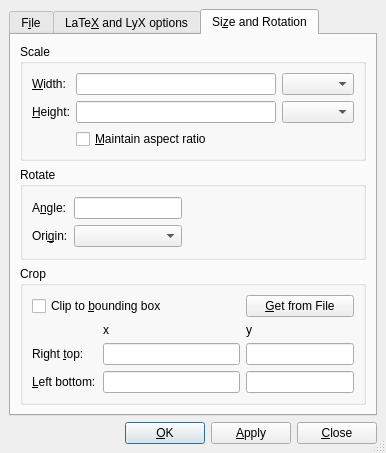
Before: the Qt Designer form src/frontends/qt4/ui/ExternalUi.ui in cburschka/lyx, drawn with Qt 5.
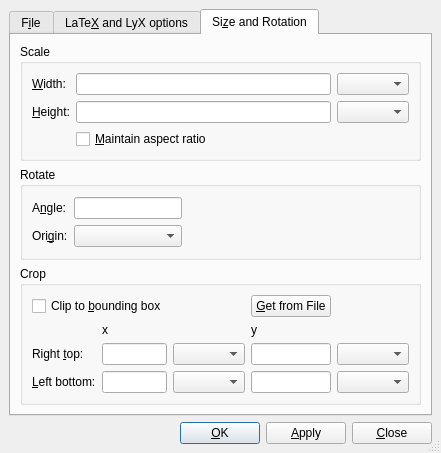
After: the same form once the commit is applied. The open tabs and pages were chosen to show the change. Custom widgets are drawn as their Qt base class.

Commit message:
Support units in external inset bbox
This brings the external inset on par with the graphics insets as far as the
clipping option is concerned. The graphicxs package supports both: A bounding
box without units (which means that bp ia assumed), and a bounding box with
units, so we can simply output the values including the units.

```diff
--- a/src/frontends/qt4/ui/ExternalUi.ui
+++ b/src/frontends/qt4/ui/ExternalUi.ui
@@ -518,7 +518,7 @@
             </property>
            </widget>
           </item>
-          <item row="3" column="1" colspan="2" >
+          <item row="3" column="1" >
            <widget class="QLineEdit" name="xlED" >
             <property name="toolTip" >
              <string/>
@@ -548,9 +548,21 @@
             </property>
            </widget>
           </item>
-          <item row="2" column="1" colspan="2" >
+          <item row="2" column="1" >
            <widget class="QLineEdit" name="xrED" />
           </item>
+          <item row="2" column="2" >
+           <widget class="lyx::frontend::LengthCombo" name="xrUnitCO" />
+          </item>
+          <item row="2" column="4" >
+           <widget class="lyx::frontend::LengthCombo" name="ytUnitCO" />
+          </item>
+          <item row="3" column="2" >
+           <widget class="lyx::frontend::LengthCombo" name="xlUnitCO" />
+          </item>
+          <item row="3" column="4" >
+           <widget class="lyx::frontend::LengthCombo" name="ybUnitCO" />
+          </item>
          </layout>
         </widget>
        </item>
```
The commit also changes 28 other files.
